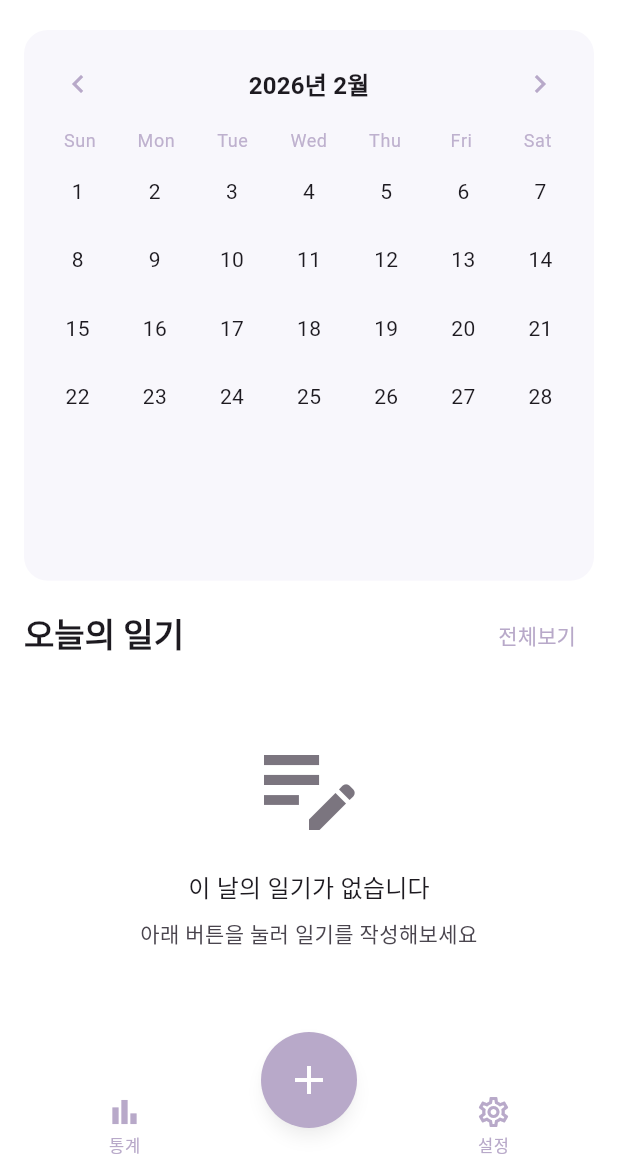
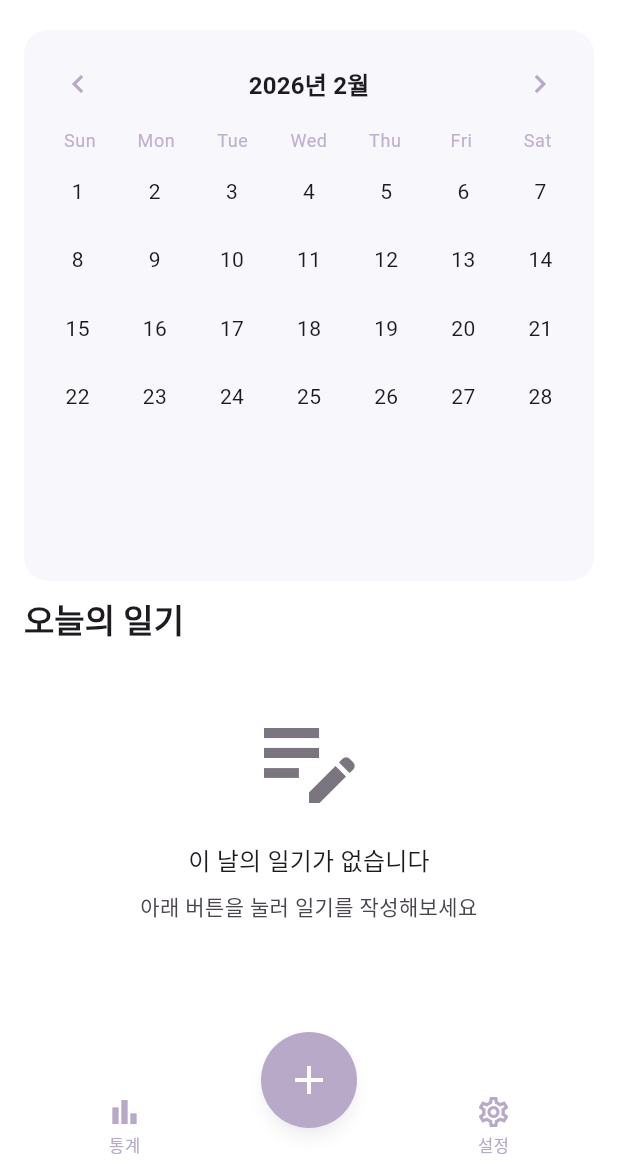
Before and after one commit to manbo01/Feely, a Flutter app: the screen it shows after launch, after a tap on the "chevron left" icon, on a phone screen of 412 x 824 dp, the part 66-1236 px from its top. Run offline on Flutter 3.47's test engine with Material 3 defaults, Android fonts, the phone set to English and light mode, and no system bars; our stand-ins replace flutter_local_notifications, geocoding, geolocator, google_mobile_ads, hive_flutter, image_picker and 1 more; missing offline and left inert: flutter_naver_map; accounts and stored records are empty; network calls fail.

```diff
--- a/lib/screens/main_screen.dart
+++ b/lib/screens/main_screen.dart
@@ -130,28 +130,12 @@ class _MainScreenState extends State<MainScreen> with RouteAware {
                     ),
                     Padding(
                       padding: const EdgeInsets.symmetric(horizontal: 16, vertical: 4),
-                      child: Row(
-                        mainAxisAlignment: MainAxisAlignment.spaceBetween,
-                        children: [
-                          Text(
-                            '오늘의 일기',
-                            style: theme.textTheme.titleLarge?.copyWith(
-                              fontWeight: FontWeight.w600,
-                              color: theme.colorScheme.onSurface,
-                            ),
-                          ),
-                          TextButton(
-                            onPressed: () {},
-                            child: Text(
-                              '전체보기',
-                              style: TextStyle(
-                                color: primaryColor,
-                                fontSize: 14,
-                                fontWeight: FontWeight.w500,
-                              ),
-                            ),
-                          ),
-                        ],
+                      child: Text(
+                        '오늘의 일기',
+                        style: theme.textTheme.titleLarge?.copyWith(
+                          fontWeight: FontWeight.w600,
+                          color: theme.colorScheme.onSurface,
+                        ),
                       ),
                     ),
                     if (_entriesForDate.isEmpty)
--- a/lib/services/ad_service.dart
+++ b/lib/services/ad_service.dart
@@ -4,9 +4,9 @@ import 'package:google_mobile_ads/google_mobile_ads.dart';
 class AdService {
   static String get bannerAdUnitId {
     if (Platform.isAndroid) {
-      return 'ca-app-pub-3940256099942544/6300978111'; // Android 테스트 ID
+      return 'ca-app-pub-5728309026398735/3016837383'; // Android
     } else if (Platform.isIOS) {
-      return 'ca-app-pub-3940256099942544/2934735716'; // iOS 테스트 ID
+      return 'ca-app-pub-5728309026398735/5024620875'; // iOS
     }
     throw UnsupportedError("Unsupported platform");
   }
```
